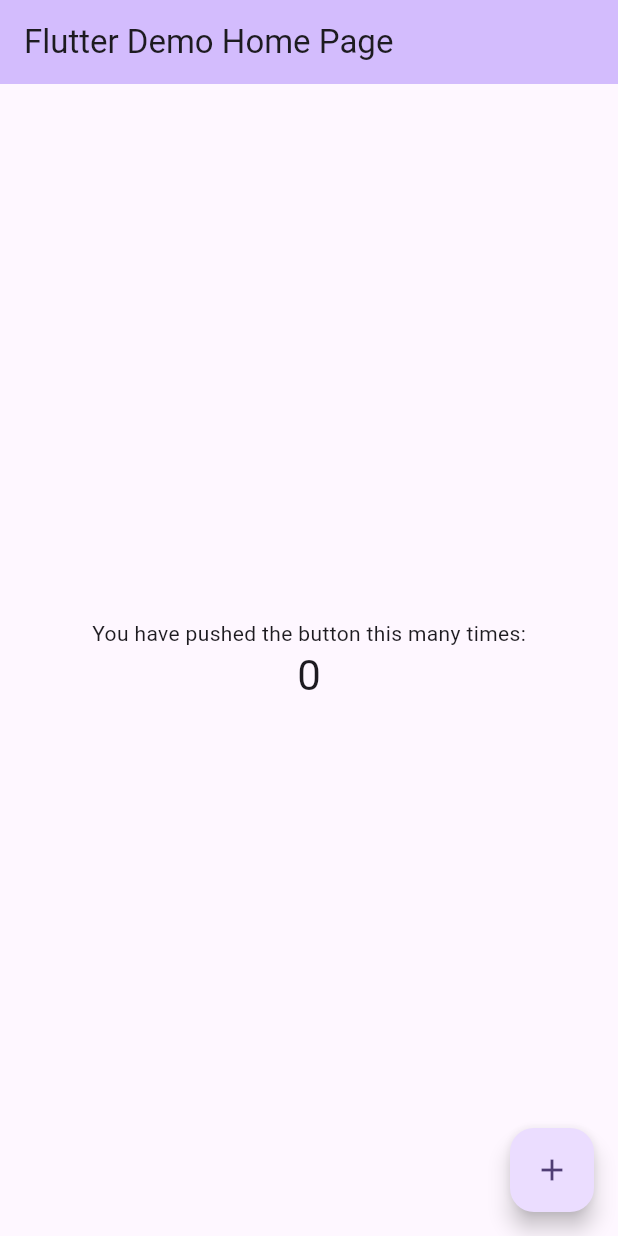
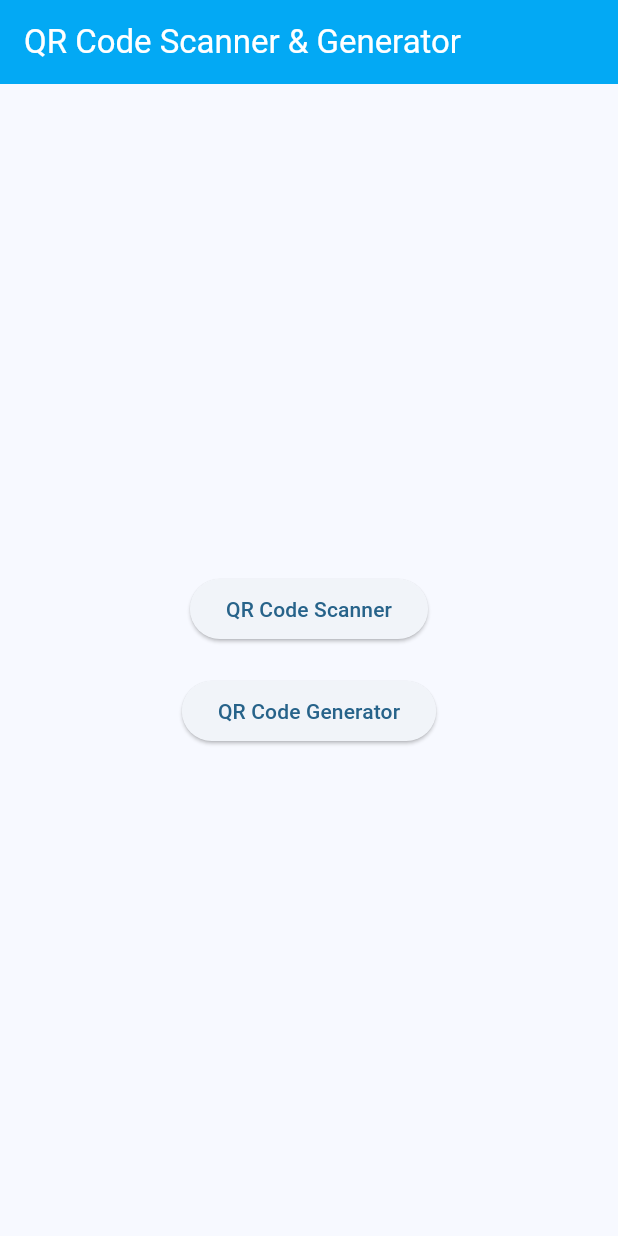
Before and after one commit to Wajahat-Rana/QR-Code-Scanner-Generator-App, a Flutter app: the screen it shows after launch, on a phone screen of 412 x 824 dp. Run offline on Flutter 3.47's test engine with Material 3 defaults, Android fonts, the phone set to English and light mode, and no system bars.

Commit message:
Created HomePage + Scanner & Generator Views

```diff
--- a/lib/main.dart
+++ b/lib/main.dart
@@ -1,4 +1,6 @@
 import 'package:flutter/material.dart';
+import 'package:qr_code_scanner_generator/views/generator_view.dart';
+import 'package:qr_code_scanner_generator/views/scanner_view.dart';
 
 void main() {
   runApp(const MyApp());
@@ -7,119 +9,49 @@ void main() {
 class MyApp extends StatelessWidget {
   const MyApp({super.key});
 
-  // This widget is the root of your application.
   @override
   Widget build(BuildContext context) {
     return MaterialApp(
-      title: 'Flutter Demo',
+      title: 'QR Code Scanner & Generator',
       theme: ThemeData(
-        // This is the theme of your application.
-        //
-        // TRY THIS: Try running your application with "flutter run". You'll see
-        // the application has a purple toolbar. Then, without quitting the app,
-        // try changing the seedColor in the colorScheme below to Colors.green
-        // and then invoke "hot reload" (save your changes or press the "hot
-        // reload" button in a Flutter-supported IDE, or press "r" if you used
-        // the command line to start the app).
-        //
-        // Notice that the counter didn't reset back to zero; the application
-        // state is not lost during the reload. To reset the state, use hot
-        // restart instead.
-        //
-        // This works for code too, not just values: Most code changes can be
-        // tested with just a hot reload.
-        colorScheme: ColorScheme.fromSeed(seedColor: Colors.deepPurple),
+        colorScheme: ColorScheme.fromSeed(seedColor: Colors.lightBlue),
         useMaterial3: true,
       ),
-      home: const MyHomePage(title: 'Flutter Demo Home Page'),
+      home: const HomePage(),
+      debugShowCheckedModeBanner: false,
     );
   }
 }
 
-class MyHomePage extends StatefulWidget {
-  const MyHomePage({super.key, required this.title});
-
-  // This widget is the home page of your application. It is stateful, meaning
-  // that it has a State object (defined below) that contains fields that affect
-  // how it looks.
-
-  // This class is the configuration for the state. It holds the values (in this
-  // case the title) provided by the parent (in this case the App widget) and
-  // used by the build method of the State. Fields in a Widget subclass are
-  // always marked "final".
-
-  final String title;
+class HomePage extends StatefulWidget {
+  const HomePage({super.key});
 
   @override
-  State<MyHomePage> createState() => _MyHomePageState();
+  State<HomePage> createState() => _HomePageState();
 }
 
-class _MyHomePageState extends State<MyHomePage> {
-  int _counter = 0;
-
-  void _incrementCounter() {
-    setState(() {
-      // This call to setState tells the Flutter framework that something has
-      // changed in this State, which causes it to rerun the build method below
-      // so that the display can reflect the updated values. If we changed
-      // _counter without calling setState(), then the build method would not be
-      // called again, and so nothing would appear to happen.
-      _counter++;
-    });
-  }
-
+class _HomePageState extends State<HomePage> {
   @override
   Widget build(BuildContext context) {
-    // This method is rerun every time setState is called, for instance as done
-    // by the _incrementCounter method above.
-    //
-    // The Flutter framework has been optimized to make rerunning build methods
-    // fast, so that you can just rebuild anything that needs updating rather
-    // than having to individually change instances of widgets.
-    return Scaffold(
+    return  Scaffold(
       appBar: AppBar(
-        // TRY THIS: Try changing the color here to a specific color (to
-        // Colors.amber, perhaps?) and trigger a hot reload to see the AppBar
-        // change color while the other colors stay the same.
-        backgroundColor: Theme.of(context).colorScheme.inversePrimary,
-        // Here we take the value from the MyHomePage object that was created by
-        // the App.build method, and use it to set our appbar title.
-        title: Text(widget.title),
+        title: const Text("QR Code Scanner & Generator",style: TextStyle(color: Colors.white),),
+        backgroundColor: Colors.lightBlue,
       ),
-      body: Center(
-        // Center is a layout widget. It takes a single child and positions it
-        // in the middle of the parent.
+      body:  Center(
         child: Column(
-          // Column is also a layout widget. It takes a list of children and
-          // arranges them vertically. By default, it sizes itself to fit its
-          // children horizontally, and tries to be as tall as its parent.
-          //
-          // Column has various properties to control how it sizes itself and
-          // how it positions its children. Here we use mainAxisAlignment to
-          // center the children vertically; the main axis here is the vertical
-          // axis because Columns are vertical (the cross axis would be
-          // horizontal).
-          //
-          // TRY THIS: Invoke "debug painting" (choose the "Toggle Debug Paint"
-          // action in the IDE, or press "p" in the console), to see the
-          // wireframe for each widget.
           mainAxisAlignment: MainAxisAlignment.center,
-          children: <Widget>[
-            const Text(
-              'You have pushed the button this many times:',
-            ),
-            Text(
-              '$_counter',
-              style: Theme.of(context).textTheme.headlineMedium,
-            ),
+          children: [
+            ElevatedButton(onPressed: (){
+              Navigator.of(context).push(MaterialPageRoute(builder: (context) => const QRScanner()));
+            }, child: const Text("QR Code Scanner")),
+            const SizedBox(height: 20,),
+            ElevatedButton(onPressed: (){
+              Navigator.of(context).push(MaterialPageRoute(builder: (context) => const QRGenerator()));
+            }, child: const Text("QR Code Generator")),
           ],
         ),
       ),
-      floatingActionButton: FloatingActionButton(
-        onPressed: _incrementCounter,
-        tooltip: 'Increment',
-        child: const Icon(Icons.add),
-      ), // This trailing comma makes auto-formatting nicer for build methods.
     );
   }
 }
--- a/pubspec.yaml
+++ b/pubspec.yaml
@@ -35,6 +35,8 @@ dependencies:
   # The following adds the Cupertino Icons font to your application.
   # Use with the CupertinoIcons class for iOS style icons.
   cupertino_icons: ^1.0.6
+  qr_flutter: ^4.1.0
+  qr_code_scanner: ^1.0.1
 
 dev_dependencies:
   flutter_test:
```
Also changed, not shown: lib/views/generator_view.dart (added, +23 -0 lines), lib/views/scanner_view.dart (added, +23 -0 lines), pubspec.lock.
